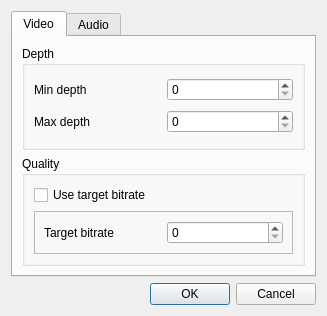
This is AlteXo/settingsdialog.ui in xorsnn/altexo-desktop-app as Qt 5 draws it before an edit. The edited form follows.
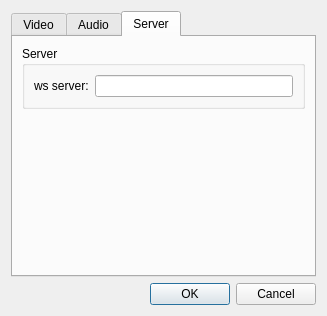
This is the edited form. The open tabs and pages were chosen to show the change.

Patch:
```diff
--- a/AlteXo/settingsdialog.ui
+++ b/AlteXo/settingsdialog.ui
@@ -108,6 +108,45 @@
        <string>Audio</string>
       </attribute>
      </widget>
+     <widget class="QWidget" name="tab">
+      <attribute name="title">
+       <string>Server</string>
+      </attribute>
+      <layout class="QGridLayout" name="gridLayout_6">
+       <item row="0" column="0">
+        <widget class="QGroupBox" name="groupBox_3">
+         <property name="title">
+          <string>Server</string>
+         </property>
+         <layout class="QGridLayout" name="gridLayout_7">
+          <item row="0" column="0">
+           <widget class="QLabel" name="wsLinkLabel">
+            <property name="text">
+             <string>ws server:</string>
+            </property>
+           </widget>
+          </item>
+          <item row="0" column="1">
+           <widget class="QLineEdit" name="wsEdit"/>
+          </item>
+         </layout>
+        </widget>
+       </item>
+       <item row="1" column="0">
+        <spacer name="verticalSpacer">
+         <property name="orientation">
+          <enum>Qt::Vertical</enum>
+         </property>
+         <property name="sizeHint" stdset="0">
+          <size>
+           <width>20</width>
+           <height>40</height>
+          </size>
+         </property>
+        </spacer>
+       </item>
+      </layout>
+     </widget>
     </widget>
    </item>
    <item row="1" column="0">
```
